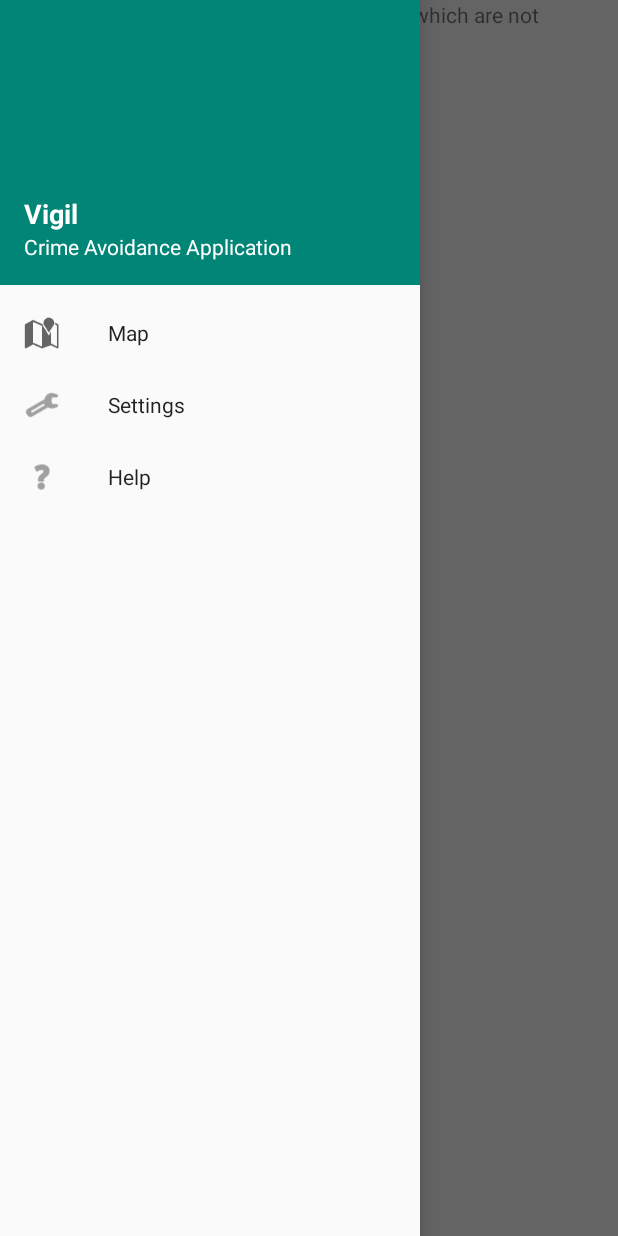
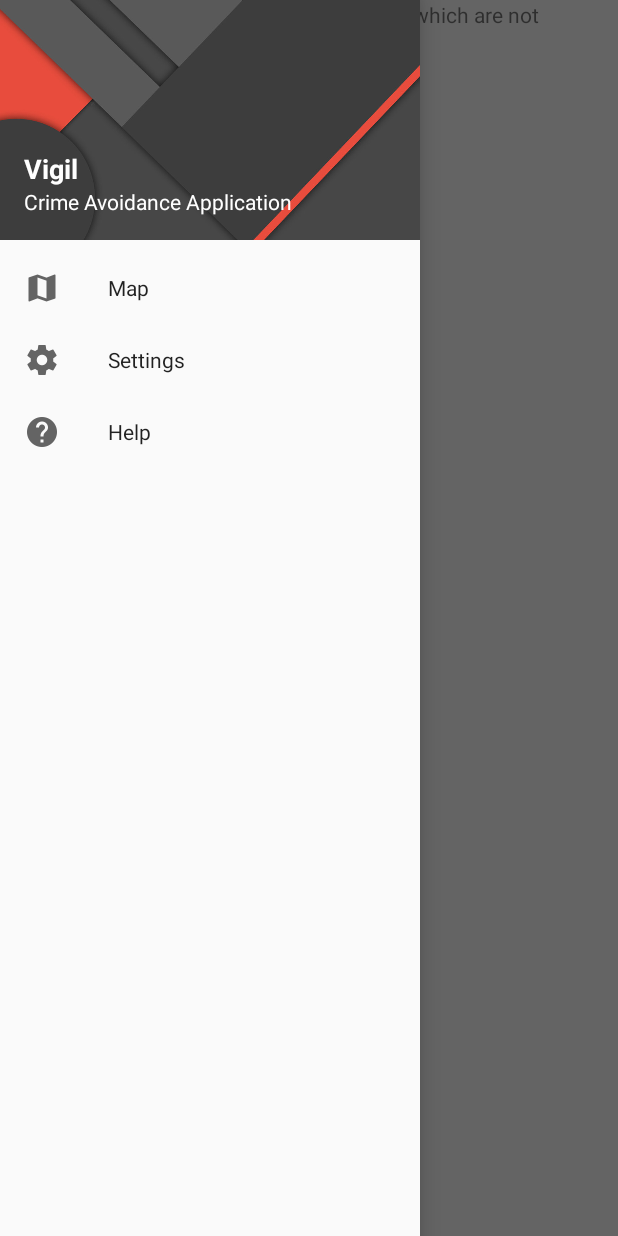
Before and after one commit to akshay13/Vigil2, an Android app: the screen it shows after launch (MapsActivity), with the side drawer open, on a phone screen of 412 x 824 dp. Run offline under Robolectric (Android 15) with nearby library versions, the phone set to English and light mode, and no system bars.

Commit message:
made nav drawer material

```diff
--- a/app/src/main/res/layout/header_nav_drawer.xml
+++ b/app/src/main/res/layout/header_nav_drawer.xml
@@ -1,10 +1,10 @@
 <?xml version="1.0" encoding="utf-8"?>
 <RelativeLayout xmlns:android="http://schemas.android.com/apk/res/android"
     android:layout_width="match_parent"
-    android:layout_height="190dp"
+    android:layout_height="160dp"
     android:padding="16dp"
     android:layout_gravity="bottom"
-    android:background="@color/accent_material_light"
+    android:background="@drawable/header"
     android:orientation="vertical">
 
     <LinearLayout
--- a/app/src/main/res/menu/navigation_items.xml
+++ b/app/src/main/res/menu/navigation_items.xml
@@ -2,16 +2,16 @@
 <menu xmlns:android="http://schemas.android.com/apk/res/android">
     <group android:checkableBehavior="single">
         <item
-            android:icon="@android:drawable/ic_dialog_map"
+            android:icon="@drawable/ic_map_black_24dp"
             android:id="@+id/map"
             android:title="Map" />
 
         <item
-            android:icon="@android:drawable/ic_menu_preferences"
+            android:icon="@drawable/ic_settings_black_24dp"
             android:id="@+id/settings"
             android:title="Settings" />
         <item
-            android:icon="@android:drawable/ic_menu_help"
+            android:icon="@drawable/ic_help_black_24dp"
             android:id="@+id/help"
             android:title="Help" />
     </group>
```
Also changed, not shown: app/src/main/res/drawable-hdpi/ic_help_black_24dp.png (added), app/src/main/res/drawable-hdpi/ic_map_black_24dp.png (added), app/src/main/res/drawable-hdpi/ic_settings_black_24dp.png (added), app/src/main/res/drawable-mdpi/ic_help_black_24dp.png (added), app/src/main/res/drawable-mdpi/ic_map_black_24dp.png (added), app/src/main/res/drawable-mdpi/ic_settings_black_24dp.png (added), app/src/main/res/drawable-xhdpi/ic_help_black_24dp.png (added), app/src/main/res/drawable-xhdpi/ic_map_black_24dp.png (added), app/src/main/res/drawable-xhdpi/ic_settings_black_24dp.png (added), app/src/main/res/drawable-xxhdpi/ic_help_black_24dp.png (added), app/src/main/res/drawable-xxhdpi/ic_map_black_24dp.png (added), app/src/main/res/drawable-xxhdpi/ic_settings_black_24dp.png (added), app/src/main/res/drawable-xxxhdpi/ic_help_black_24dp.png (added), app/src/main/res/drawable-xxxhdpi/ic_map_black_24dp.png (added), 2 more files.
